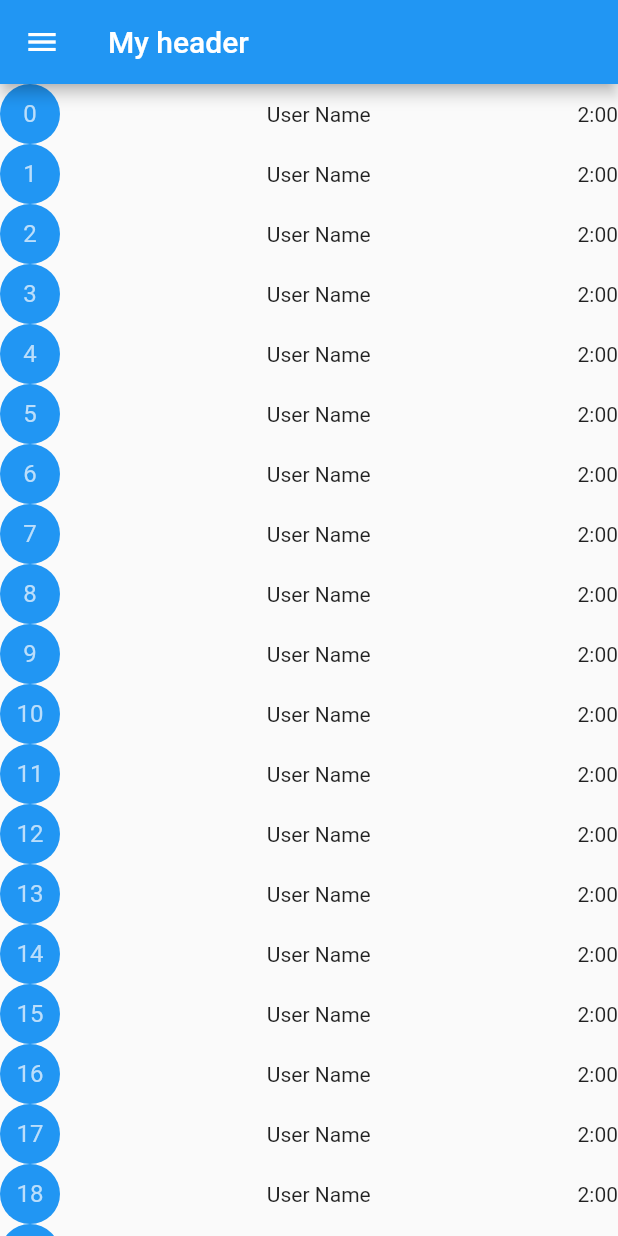
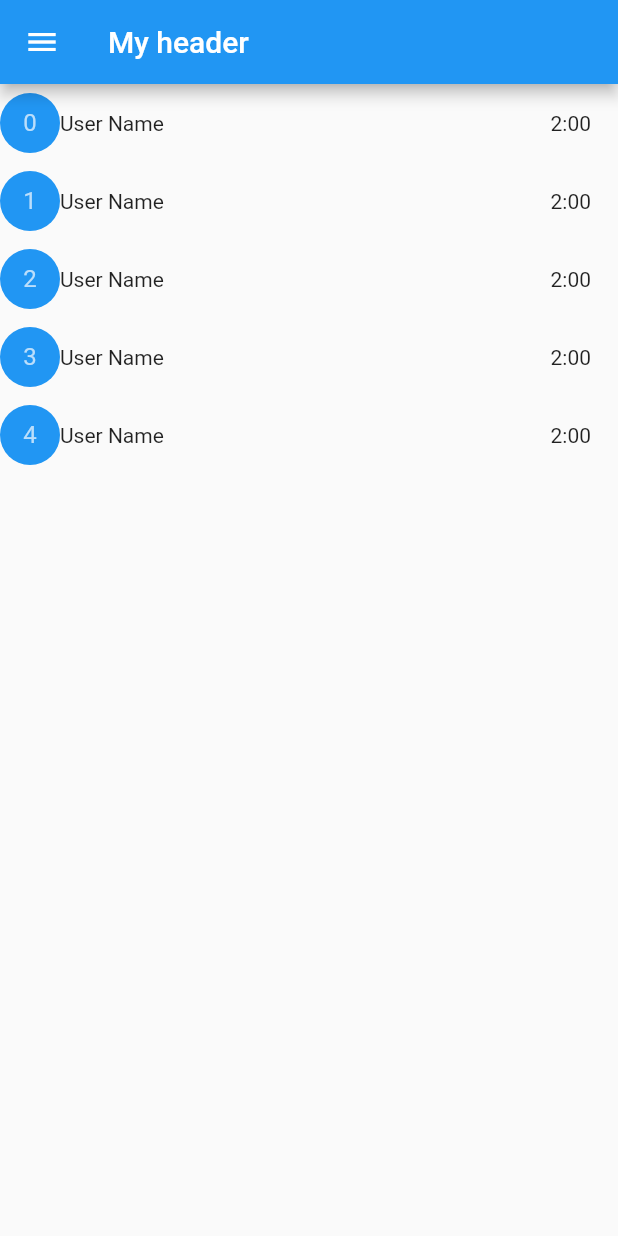
Before and after one commit to NIX369/Flutter-Basics, a Flutter app: the screen it shows after launch, on a phone screen of 412 x 824 dp. Run offline on Flutter 3.47's test engine with Material 2 defaults, Android fonts, the phone set to English and light mode, and no system bars.

Commit message:
Flutter_Whatsapp layout

```diff
--- a/lib/main.dart
+++ b/lib/main.dart
@@ -12,19 +12,27 @@ import 'package:flutter/material.dart';
           appBar: AppBar(
       title: Text("My header"),
       ),
-      body:ListView.builder(itemCount:20,itemBuilder:(context,index){
+      body:ListView.builder(itemCount:5,
+          itemBuilder:(context,index){
         return Row(
           mainAxisAlignment: MainAxisAlignment.spaceBetween,
+        children:[
+          Row(
+
         children: <Widget>[
           CircleAvatar(backgroundColor: Colors.blue,
           child: Text("$index"),
         ),
         Text("User Name"),
-        Text("2:00")
+        ],
+        ),
+        Padding(
+          padding: const EdgeInsets.all(18.0),
+          child: Text("2:00"),
+        )
+        ],
 
-
-
-        ],);
+        );
       })
           );
       }
```
